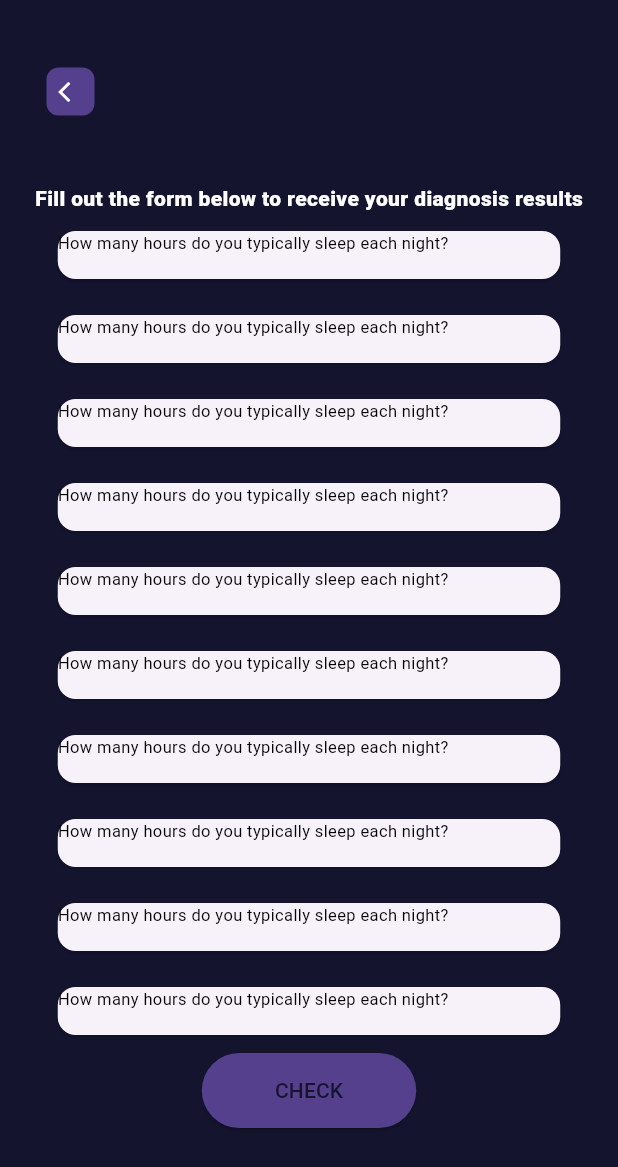
After one commit to salmasafi/sleep-well, a Flutter app: the CollectUserData screen opened directly, on a phone screen of 412 x 824 dp. The commit adds this screen. Shown: the top 1167 px of the screen. Run offline on Flutter 3.47's test engine with Material 3 defaults, Android fonts, the phone set to English and light mode, and no system bars.

Commit message:
collect user data screen

```diff
--- /dev/null
+++ b/lib/features/collect_user_data/screens/collect_user_data.dart
@@ -0,0 +1,81 @@
+import 'package:flutter/material.dart';
+
+class CollectUserData extends StatelessWidget {
+  const CollectUserData({super.key});
+
+  @override
+  Widget build(BuildContext context) {
+    return Scaffold(
+      backgroundColor: Color(0xff14142F),
+     body: Column(
+       //mainAxisAlignment: MainAxisAlignment.start,
+       crossAxisAlignment: CrossAxisAlignment.start,
+       children: [
+         /*SizedBox(
+           height: 45,
+         ),*/
+         Padding(
+           padding: const EdgeInsets.symmetric(horizontal: 31,vertical: 45),
+           child: Container(
+             width: 32,
+               height: 32,
+               decoration: BoxDecoration(
+                 borderRadius: BorderRadius.circular(8),
+                   color: Color(0xff54408C),
+               ),
+
+               child: Center(child: IconButton(onPressed: (){}, icon: Icon(Icons.arrow_back_ios,size: 16, color: Colors.white,)))),
+         ),
+         Center(child: Text("Fill out the form below to receive your diagnosis results",
+           style: TextStyle(color: Colors.white,fontSize: 14,fontWeight: FontWeight.w800),)),
+         buildMenuItem("How many hours do you typically sleep each night?"),
+         buildMenuItem("How many hours do you typically sleep each night?"),
+         buildMenuItem("How many hours do you typically sleep each night?"),
+         buildMenuItem("How many hours do you typically sleep each night?"),
+         buildMenuItem("How many hours do you typically sleep each night?"),
+         buildMenuItem("How many hours do you typically sleep each night?"),
+         buildMenuItem("How many hours do you typically sleep each night?"),
+         buildMenuItem("How many hours do you typically sleep each night?"),
+         buildMenuItem("How many hours do you typically sleep each night?"),
+         buildMenuItem("How many hours do you typically sleep each night?"),
+         Center(
+           child: Container(
+             width:143 ,
+             height:50 ,
+             decoration: BoxDecoration(
+               borderRadius: BorderRadius.circular(1234),
+             ),
+             child: ElevatedButton(
+                 onPressed: (){},
+                 style: ButtonStyle(
+                   backgroundColor: WidgetStatePropertyAll(Color(0xff54408C)),
+                 ),
+                 child: Center(
+
+               child: Text("CHECK", style: TextStyle(color: Color(0xff14142F)),),
+             )),
+           ),
+         ),
+       ],
+     ),
+    );
+  }
+  Widget buildMenuItem(String text) {
+    return Center(
+      child: Padding(
+        padding: const EdgeInsets.symmetric(horizontal:16 ,vertical:8 ),
+        child: Container(
+          width: 343,
+          height: 40,
+          decoration: BoxDecoration(
+            borderRadius: BorderRadius.circular(1234),
+          ),
+          child: Card(
+            child: Text(text, style: TextStyle(fontSize: 11, fontWeight: FontWeight.w400, color: Colors.black),),
+          ),
+        ),
+      ),
+    );
+
+  }
+}
--- a/lib/main.dart
+++ b/lib/main.dart
@@ -1,4 +1,5 @@
 import 'package:flutter/material.dart';
+import 'package:sleep_well/features/collect_user_data/screens/collect_user_data.dart';
 
 void main() {
   runApp(const MainApp());
@@ -10,6 +11,7 @@ class MainApp extends StatelessWidget {
   @override
   Widget build(BuildContext context) {
     return const MaterialApp(
+      //home: CollectUserData(),
       home: Scaffold(
         body: Center(
           child: Text('Hello World!'),
```
Also changed, not shown: pubspec.lock, 125 other files.
